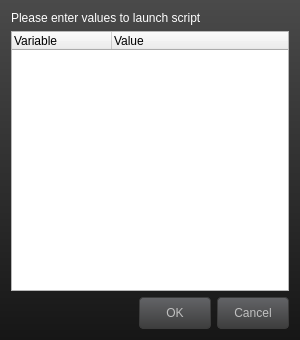
Old version of the form extscriptvariableask.ui in the repository buzzinglight/IanniX.
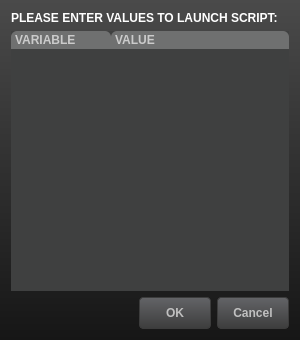
New version of the form.

```diff
--- a/extscriptvariableask.ui
+++ b/extscriptvariableask.ui
@@ -15,7 +15,7 @@
   </property>
   <property name="styleSheet">
    <string notr="true">QWidget {
-	font: 12px &quot;Lucida Sans&quot;, &quot;Lucida Grande&quot;, &quot;Lucida Sans Unicode&quot;, &quot;Lucida&quot;;
+	font: 11px &quot;Arial&quot;;
 }
 
 QWidget#ExtScriptVariableAsk {
@@ -29,6 +29,7 @@
 
 QPushButton {
 	color: white;
+	font: bold;
 	border: 1px solid rgb(60, 60, 60);
 	min-width: 70px;
 	min-height: 30px;
@@ -47,15 +48,64 @@
 }
 
 QTreeWidget {
-	color: black;
+	alternate-background-color: rgb(79, 79, 81);
+	color: white;
+	border: 0px solid transparent;
+	gridline-color: rgb(150, 152, 137);
+	selection-background-color: rgb(0, 187, 255);
+	background: transparent;
+	background-color: rgb(63, 64, 64);
 }
+QTreeWidget::item {
+}
+QHeaderView {
+	background: transparent;
+	border: 0px solid transparent;
+	color: rgb(203, 203, 203);
+	min-height: 12px;
+}
+QHeaderView::section {
+	background: rgba(255, 255, 255, 64);
+	padding-left: 4px;
+	border: 0px solid transparent;
+	border-top-left-radius:  6px;
+	border-top-right-radius: 6px;
+	font: bold;
+}
+
+QScrollBar:vertical, QScrollBar:horizontal {
+	border: 0px solid transparent;
+	background: rgba(255, 255, 255, 32);
+}
+QScrollBar::handle:vertical, QScrollBar::handle:horizontal {
+	border: 0px solid transparent;
+	background: rgb(161, 161, 161);
+	border-radius: 3px;
+}
+QScrollBar:vertical {						width: 8px;					}
+QScrollBar:horizontal {					height: 8px;				}
+QScrollBar::handle:vertical {			min-height: 8px;		}
+QScrollBar::handle:horizontal {	min-width: 8px;			}
+QScrollBar::add-line:vertical, QScrollBar::add-line:hozirontal, QScrollBar::sub-line:vertical, QScrollBar::sub-line:horizontal, QScrollBar::up-arrow:vertical, QScrollBar::up-arrow:horizontal, QScrollBar::down-arrow:vertical, QScrollBar::down-arrow:horizontal {
+	border: 0px solid transparent;
+	background: transparent;
+	width: 1px;
+	height: 1px;
+}
+QScrollBar::add-page:vertical, QScrollBar::sub-page:vertical, QScrollBar::add-page:horizontal, QScrollBar::sub-page:horizontal {
+	background: none;
+}
+
 </string>
   </property>
   <layout class="QVBoxLayout" name="verticalLayout">
    <item>
     <widget class="QLabel" name="scriptTitle">
+     <property name="styleSheet">
+      <string notr="true">font: bold;</string>
+     </property>
      <property name="text">
-      <string>Please enter values to launch script</string>
+      <string>PLEASE ENTER VALUES TO LAUNCH SCRIPT:</string>
      </property>
     </widget>
    </item>
@@ -69,12 +119,12 @@
      </property>
      <column>
       <property name="text">
-       <string>Variable</string>
+       <string>VARIABLE</string>
       </property>
      </column>
      <column>
       <property name="text">
-       <string>Value</string>
+       <string>VALUE</string>
       </property>
      </column>
     </widget>
```
